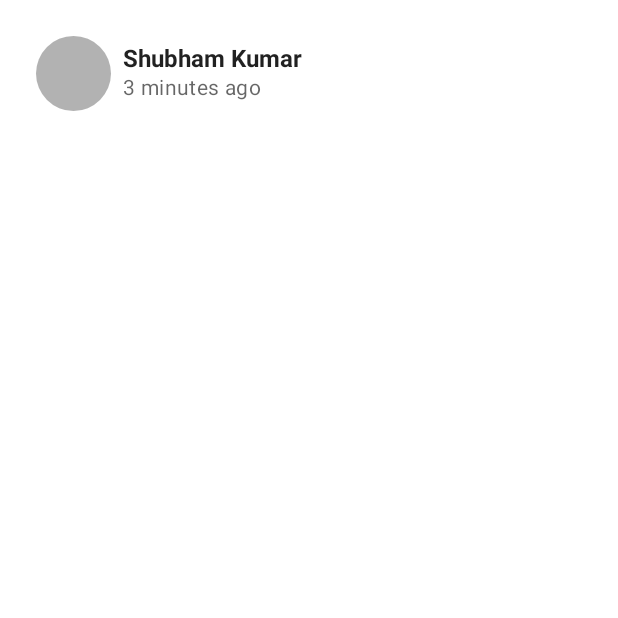
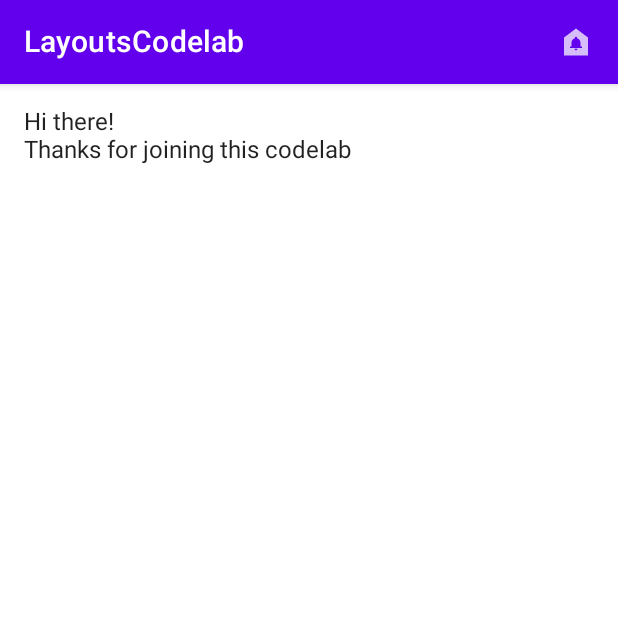
Before and after one commit to shubham3135/AndroidComposeLayout, an Android app built with Jetpack Compose: the screen it shows after launch (MainActivity), on a phone screen of 412 x 824 dp, the top half of it. Run offline under Robolectric (Android 15) with nearby library versions, the phone set to English and light mode, and no system bars.

Commit message:
Material components

```diff
--- a/app/build.gradle
+++ b/app/build.gradle
@@ -53,6 +53,10 @@ dependencies {
     implementation "androidx.compose.ui:ui-tooling:$compose_version"
     implementation 'androidx.lifecycle:lifecycle-runtime-ktx:2.3.1'
     implementation 'androidx.activity:activity-compose:1.3.0-beta02'
+
+    // for icons
+    implementation "androidx.compose.material:material-icons-extended:$compose_version"
+
     testImplementation 'junit:junit:4.+'
     androidTestImplementation 'androidx.test.ext:junit:1.1.2'
     androidTestImplementation 'androidx.test.espresso:espresso-core:3.3.0'
--- a/app/src/main/java/com/shubhamkumarwinner/composelayout/MainActivity.kt
+++ b/app/src/main/java/com/shubhamkumarwinner/composelayout/MainActivity.kt
@@ -12,6 +12,9 @@ import androidx.compose.foundation.layout.size
 import androidx.compose.foundation.shape.CircleShape
 import androidx.compose.foundation.shape.RoundedCornerShape
 import androidx.compose.material.*
+import androidx.compose.material.icons.Icons
+import androidx.compose.material.icons.filled.Doorbell
+import androidx.compose.material.icons.filled.Favorite
 import androidx.compose.runtime.Composable
 import androidx.compose.runtime.CompositionLocalProvider
 import androidx.compose.ui.Alignment
@@ -28,11 +31,40 @@ class MainActivity : ComponentActivity() {
         setContent {
             ComposeLayoutTheme {
                 // A surface container using the 'background' color from the theme
-                Surface(color = MaterialTheme.colors.background) {
+                /*Surface(color = MaterialTheme.colors.background) {
                     PhotographerCard()
+                }*/
+                LayoutCodelab()
+            }
+        }
+    }
+}
+
+@Composable
+fun LayoutCodelab(){
+    Scaffold(topBar = {
+        TopAppBar(
+            title = {
+                Text(
+                    text = "LayoutsCodelab"
+                )
+            },
+            actions = {
+                IconButton(onClick = { /*TODO*/ }) {
+                    Icon(Icons.Filled.Doorbell, contentDescription = null)
                 }
             }
-        }
+        )
+    }) { innerPadding ->
+        BodyContent(Modifier.padding(innerPadding).padding(8.dp))
+    }
+}
+
+@Composable
+fun BodyContent(modifier: Modifier = Modifier){
+    Column(modifier = modifier.padding(8.dp)) {
+        Text(text = "Hi there!")
+        Text(text = "Thanks for joining this codelab")
     }
 }
 
@@ -74,7 +106,7 @@ fun PhotographerCard(modifier: Modifier = Modifier){
     }
 }
 
-@Preview
+//@Preview
 @Composable
 fun PhotographerCardPreview() {
     ComposeLayoutTheme {
@@ -86,6 +118,6 @@ fun PhotographerCardPreview() {
 @Composable
 fun DefaultPreview() {
     ComposeLayoutTheme {
-        Greeting("Android")
+        LayoutCodelab()
     }
 }
```
